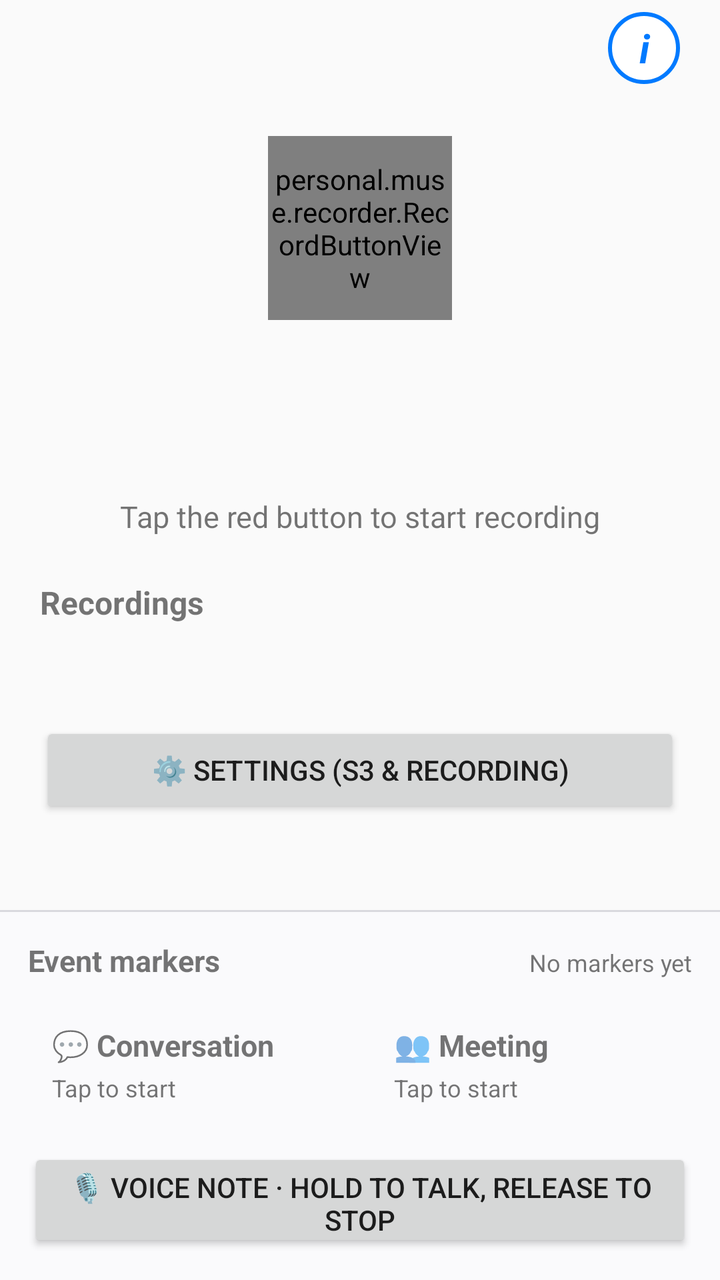
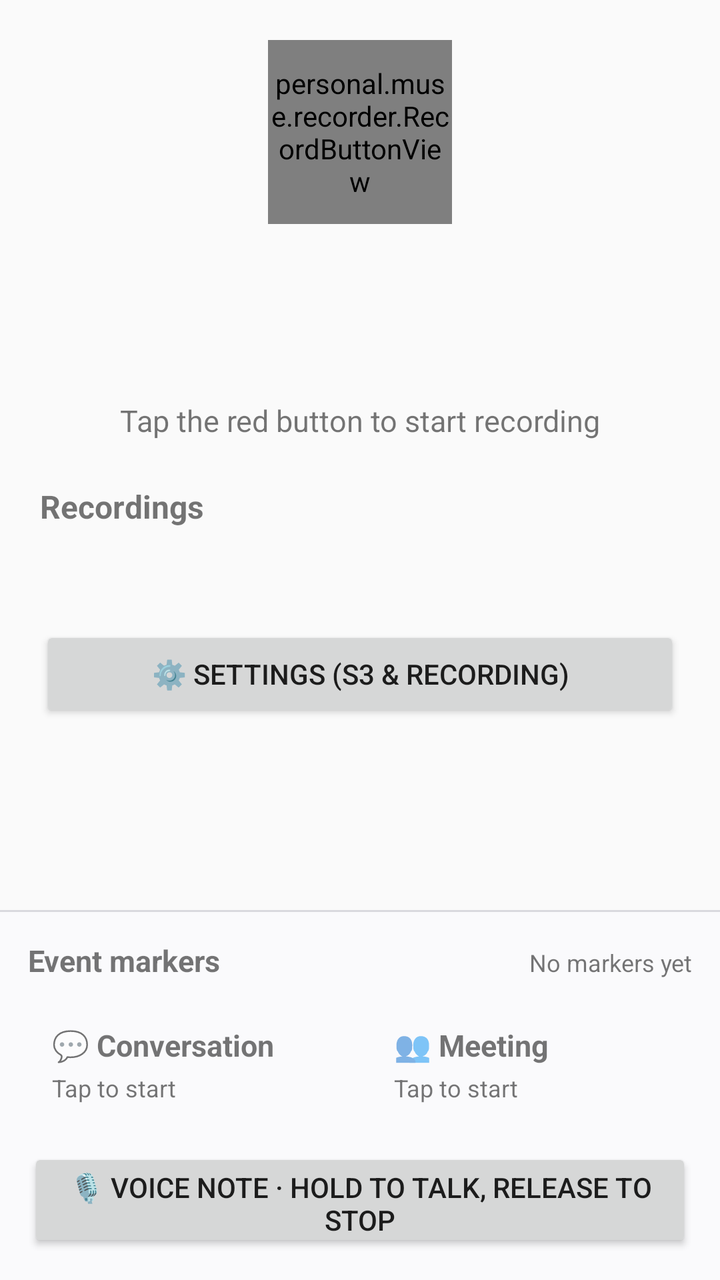

The first picture is an Android layout as it rendered before a commit; the second is the same layout after the commit. The layout source and the unified diff follow.
<!-- AndroidManifest.xml: application theme android:Theme.Material.Light -->
<!-- res/layout/activity_main.xml -->
<?xml version="1.0" encoding="utf-8"?>
<LinearLayout xmlns:android="http://schemas.android.com/apk/res/android"
    android:layout_width="match_parent"
    android:layout_height="match_parent"
    android:orientation="vertical">

    
    <RelativeLayout
        android:layout_width="match_parent"
        android:layout_height="48dp"
        android:paddingEnd="20dp">

        <TextView
            android:id="@+id/infoButton"
            android:layout_width="36dp"
            android:layout_height="36dp"
            android:layout_alignParentEnd="true"
            android:layout_centerVertical="true"
            android:background="@drawable/circle_info_bg"
            android:clickable="true"
            android:focusable="true"
            android:gravity="center"
            android:text="i"
            android:textColor="#007AFF"
            android:textSize="20sp"
            android:textStyle="bold|italic" />
    </RelativeLayout>

    <ScrollView
        android:layout_width="match_parent"
        android:layout_height="0dp"
        android:layout_weight="1">

        <LinearLayout
            android:layout_width="match_parent"
            android:layout_height="wrap_content"
            android:orientation="vertical"
            android:padding="20dp">

            <personal.muse.recorder.RecordButtonView
                android:id="@+id/recordButton"
                android:layout_width="92dp"
                android:layout_height="92dp"
                android:layout_gravity="center_horizontal"
                android:clickable="true"
                android:focusable="true" />

            <personal.muse.recorder.WaveformView
                android:id="@+id/waveform"
                android:layout_width="match_parent"
                android:layout_height="64dp"
                android:layout_marginTop="14dp"
                android:visibility="invisible" />

            <TextView
                android:id="@+id/statusText"
                android:layout_width="match_parent"
                android:layout_height="wrap_content"
                android:layout_marginTop="10dp"
                android:gravity="center"
                android:text="@string/status_tap_record"
                android:textSize="15sp" />

            <TextView
                android:id="@+id/filesTitle"
                android:layout_width="wrap_content"
                android:layout_height="wrap_content"
                android:layout_marginTop="22dp"
                android:text="@string/files_title"
                android:textSize="16sp"
                android:textStyle="bold" />

            <LinearLayout
                android:id="@+id/pendingContainer"
                android:layout_width="match_parent"
                android:layout_height="wrap_content"
                android:layout_marginTop="8dp"
                android:orientation="vertical" />

            <ProgressBar
                android:id="@+id/uploadProgress"
                style="?android:attr/progressBarStyleHorizontal"
                android:layout_width="match_parent"
                android:layout_height="wrap_content"
                android:layout_marginTop="10dp"
                android:max="100"
                android:progress="0"
                android:visibility="gone" />

            <TextView
                android:id="@+id/uploadStatusText"
                android:layout_width="match_parent"
                android:layout_height="wrap_content"
                android:layout_marginTop="6dp"
                android:text=""
                android:textSize="14sp" />

            <Button
                android:id="@+id/retryUploadButton"
                android:layout_width="match_parent"
                android:layout_height="wrap_content"
                android:layout_marginTop="8dp"
                android:text="@string/retry_upload"
                android:visibility="gone" />

            <Button
                android:id="@+id/settingsToggleButton"
                android:layout_width="match_parent"
                android:layout_height="wrap_content"
                android:layout_marginTop="16dp"
                android:text="@string/settings_button" />

            <LinearLayout
                android:id="@+id/settingsContainer"
                android:layout_width="match_parent"
                android:layout_height="wrap_content"
                android:orientation="vertical"
                android:visibility="gone">

                <TextView
                    android:layout_width="wrap_content"
                    android:layout_height="wrap_content"
                    android:layout_marginTop="12dp"
                    android:text="@string/language_label"
                    android:textStyle="bold" />

                <Spinner
                    android:id="@+id/languageSpinner"
                    android:layout_width="match_parent"
                    android:layout_height="wrap_content"
                    android:layout_marginTop="4dp" />

                <TextView
                    android:layout_width="wrap_content"
                    android:layout_height="wrap_content"
                    android:layout_marginTop="12dp"
                    android:text="@string/settings_s3_title"
                    android:textStyle="bold" />

                <TextView
                    android:layout_width="wrap_content"
                    android:layout_height="wrap_content"
                    android:layout_marginTop="10dp"
                    android:text="@string/preset_label" />

                <Spinner
                    android:id="@+id/presetSpinner"
                    android:layout_width="match_parent"
                    android:layout_height="wrap_content"
                    android:layout_marginTop="4dp" />

                <TextView
                    android:layout_width="wrap_content"
                    android:layout_height="wrap_content"
                    android:layout_marginTop="8dp"
                    android:text="@string/endpoint_label" />

                <EditText
                    android:id="@+id/endpointInput"
                    android:layout_width="match_parent"
                    android:layout_height="wrap_content"
                    android:hint="https://…"
                    android:inputType="textUri"
                    android:singleLine="true" />

                <TextView
                    android:layout_width="wrap_content"
                    android:layout_height="wrap_content"
                    android:layout_marginTop="8dp"
                    android:text="@string/region_label" />

                <EditText
                    android:id="@+id/regionInput"
                    android:layout_width="match_parent"
                    android:layout_height="wrap_content"
                    android:hint="auto"
                    android:inputType="text"
                    android:singleLine="true" />

                <TextView
                    android:layout_width="wrap_content"
                    android:layout_height="wrap_content"
                    android:layout_marginTop="8dp"
                    android:text="@string/bucket_label" />

                <EditText
                    android:id="@+id/bucketInput"
                    android:layout_width="match_parent"
                    android:layout_height="wrap_content"
                    android:hint="recordings"
                    android:inputType="text"
                    android:singleLine="true" />

                <TextView
                    android:layout_width="wrap_content"
                    android:layout_height="wrap_content"
                    android:layout_marginTop="8dp"
                    android:text="@string/access_key_label" />

                <EditText
                    android:id="@+id/accessKeyInput"
                    android:layout_width="match_parent"
                    android:layout_height="wrap_content"
                    android:hint="AccessKey"
                    android:inputType="text"
                    android:singleLine="true" />

                <TextView
                    android:layout_width="wrap_content"
                    android:layout_height="wrap_content"
                    android:layout_marginTop="8dp"
                    android:text="@string/secret_label" />

                <EditText
                    android:id="@+id/secretKeyInput"
                    android:layout_width="match_parent"
                    android:layout_height="wrap_content"
                    android:hint="SecretKey"
                    android:inputType="textPassword"
                    android:singleLine="true" />

                <CheckBox
                    android:id="@+id/virtualStyleCheck"
                    android:layout_width="wrap_content"
                    android:layout_height="wrap_content"
                    android:layout_marginTop="6dp"
                    android:text="@string/virtual_style_label" />

                <TextView
                    android:layout_width="wrap_content"
                    android:layout_height="wrap_content"
                    android:layout_marginTop="8dp"
                    android:text="@string/segment_minutes_label" />

                <EditText
                    android:id="@+id/segmentMinutesInput"
                    android:layout_width="match_parent"
                    android:layout_height="wrap_content"
                    android:hint="60"
                    android:inputType="number"
                    android:singleLine="true" />

                <CheckBox
                    android:id="@+id/wifiOnlyCheck"
                    android:layout_width="wrap_content"
                    android:layout_height="wrap_content"
                    android:layout_marginTop="6dp"
                    android:text="@string/wifi_only_label" />

                <CheckBox
                    android:id="@+id/deleteAfterUploadCheck"
                    android:layout_width="wrap_content"
                    android:layout_height="wrap_content"
                    android:text="@string/delete_after_label" />

                <CheckBox
                    android:id="@+id/autoResumeCheck"
                    android:layout_width="wrap_content"
                    android:layout_height="wrap_content"
                    android:text="@string/auto_resume_label" />

                <Button
                    android:id="@+id/saveSettingsButton"
                    android:layout_width="match_parent"
                    android:layout_height="wrap_content"
                    android:layout_marginTop="12dp"
                    android:text="@string/save_settings" />

                <Button
                    android:id="@+id/batteryButton"
                    android:layout_width="match_parent"
                    android:layout_height="wrap_content"
                    android:layout_marginTop="8dp"
                    android:text="@string/battery_button" />
            </LinearLayout>
        </LinearLayout>
    </ScrollView>

    <View
        android:layout_width="match_parent"
        android:layout_height="1dp"
        android:background="#D9D9DE" />

    <LinearLayout
        android:layout_width="match_parent"
        android:layout_height="wrap_content"
        android:background="#FAFAFC"
        android:orientation="vertical"
        android:padding="14dp">

        <LinearLayout
            android:layout_width="match_parent"
            android:layout_height="wrap_content"
            android:orientation="horizontal">

            <TextView
                android:layout_width="wrap_content"
                android:layout_height="wrap_content"
                android:text="@string/events_title"
                android:textSize="15sp"
                android:textStyle="bold" />

            <TextView
                android:id="@+id/lastEventText"
                android:layout_width="0dp"
                android:layout_height="wrap_content"
                android:layout_weight="1"
                android:gravity="end"
                android:text="@string/no_events_yet"
                android:textSize="12sp" />
        </LinearLayout>

        <LinearLayout
            android:layout_width="match_parent"
            android:layout_height="wrap_content"
            android:layout_marginTop="10dp"
            android:orientation="horizontal">

            <LinearLayout
                android:id="@+id/convCard"
                android:layout_width="0dp"
                android:layout_height="wrap_content"
                android:layout_weight="1"
                android:clickable="true"
                android:focusable="true"
                android:orientation="vertical"
                android:padding="12dp">

                <TextView
                    android:id="@+id/convCardTitle"
                    android:layout_width="wrap_content"
                    android:layout_height="wrap_content"
                    android:text="@string/conv_card"
                    android:textSize="15sp"
                    android:textStyle="bold" />

                <TextView
                    android:id="@+id/convCardState"
                    android:layout_width="wrap_content"
                    android:layout_height="wrap_content"
                    android:layout_marginTop="3dp"
                    android:text="@string/tap_to_start"
                    android:textSize="12sp" />
            </LinearLayout>

            <View
                android:layout_width="10dp"
                android:layout_height="1dp" />

            <LinearLayout
                android:id="@+id/meetingCard"
                android:layout_width="0dp"
                android:layout_height="wrap_content"
                android:layout_weight="1"
                android:clickable="true"
                android:focusable="true"
                android:orientation="vertical"
                android:padding="12dp">

                <TextView
                    android:id="@+id/meetingCardTitle"
                    android:layout_width="wrap_content"
                    android:layout_height="wrap_content"
                    android:text="@string/meeting_card"
                    android:textSize="15sp"
                    android:textStyle="bold" />

                <TextView
                    android:id="@+id/meetingCardState"
                    android:layout_width="wrap_content"
                    android:layout_height="wrap_content"
                    android:layout_marginTop="3dp"
                    android:text="@string/tap_to_start"
                    android:textSize="12sp" />
            </LinearLayout>
        </LinearLayout>

        <Button
            android:id="@+id/selfNoteButton"
            android:layout_width="match_parent"
            android:layout_height="52dp"
            android:layout_marginTop="10dp"
            android:text="@string/self_note_button" />
    </LinearLayout>
</LinearLayout>
<!-- resources referenced by this layout -->
<resources>
  <!-- drawable circle_info_bg (drawable) -->
  <?xml version="1.0" encoding="utf-8"?>
  <shape xmlns:android="http://schemas.android.com/apk/res/android"
      android:shape="oval">
      <solid android:color="#FFFFFF" />
      <stroke
          android:width="2dp"
          android:color="#007AFF" />
  </shape>
  <string name="access_key_label">Access Key ID</string>
  <string name="auto_resume_label">Auto-resume recording after the phone restarts</string>
  <string name="battery_button">Allow background running (disable battery optimization)</string>
  <string name="bucket_label">Bucket (Tencent Cloud bucket names need the -APPID suffix)</string>
  <string name="conv_card">💬 Conversation</string>
  <string name="delete_after_label">Delete local segments after a successful upload (saves space)</string>
  <string name="endpoint_label">Endpoint (for R2: https://&lt;AccountID&gt;.r2.cloudflarestorage.com)</string>
  <string name="events_title">Event markers</string>
  <string name="files_title">Recordings</string>
  <string name="language_label">Language</string>
  <string name="meeting_card">👥 Meeting</string>
  <string name="no_events_yet">No markers yet</string>
  <string name="preset_label">Cloud preset (picking one fills in the address and region; you can still edit them)</string>
  <string name="region_label">Region (R2 uses “auto”; other providers use their region code)</string>
  <string name="retry_upload">Retry upload now</string>
  <string name="save_settings">Save settings</string>
  <string name="secret_label">Secret Access Key (stored only on this phone — never share it)</string>
  <string name="segment_minutes_label">Segment length (minutes, default 60)</string>
  <string name="self_note_button">🎙 Voice note · Hold to talk, release to stop</string>
  <string name="settings_button">⚙️ Settings (S3 &amp; recording)</string>
  <string name="settings_s3_title">S3 storage settings (saving triggers an upload right away)</string>
  <string name="status_tap_record">Tap the red button to start recording</string>
  <string name="tap_to_start">Tap to start</string>
  <string name="virtual_style_label">Virtual-host style (bucket in the hostname; check for Alibaba / Tencent / AWS / Qiniu, leave unchecked for R2 / B2)</string>
  <string name="wifi_only_label">Upload only on Wi‑Fi / unmetered networks</string>
</resources>

<!-- the commit's change to res/layout/activity_main.xml (unified diff, before → after) -->
@@ -5,27 +5,6 @@
     android:orientation="vertical">
 
     
-    <RelativeLayout
-        android:layout_width="match_parent"
-        android:layout_height="48dp"
-        android:paddingEnd="20dp">
-
-        <TextView
-            android:id="@+id/infoButton"
-            android:layout_width="36dp"
-            android:layout_height="36dp"
-            android:layout_alignParentEnd="true"
-            android:layout_centerVertical="true"
-            android:background="@drawable/circle_info_bg"
-            android:clickable="true"
-            android:focusable="true"
-            android:gravity="center"
-            android:text="i"
-            android:textColor="#007AFF"
-            android:textSize="20sp"
-            android:textStyle="bold|italic" />
-    </RelativeLayout>
-
     <ScrollView
         android:layout_width="match_parent"
         android:layout_height="0dp"
<!-- resource entries referenced after the edit -->
@@ -1,14 +1,5 @@
 <!-- resources referenced by this layout -->
 <resources>
-  <!-- drawable circle_info_bg (drawable) -->
-  <?xml version="1.0" encoding="utf-8"?>
-  <shape xmlns:android="http://schemas.android.com/apk/res/android"
-      android:shape="oval">
-      <solid android:color="#FFFFFF" />
-      <stroke
-          android:width="2dp"
-          android:color="#007AFF" />
-  </shape>
   <string name="access_key_label">Access Key ID</string>
   <string name="auto_resume_label">Auto-resume recording after the phone restarts</string>
   <string name="battery_button">Allow background running (disable battery optimization)</string>
